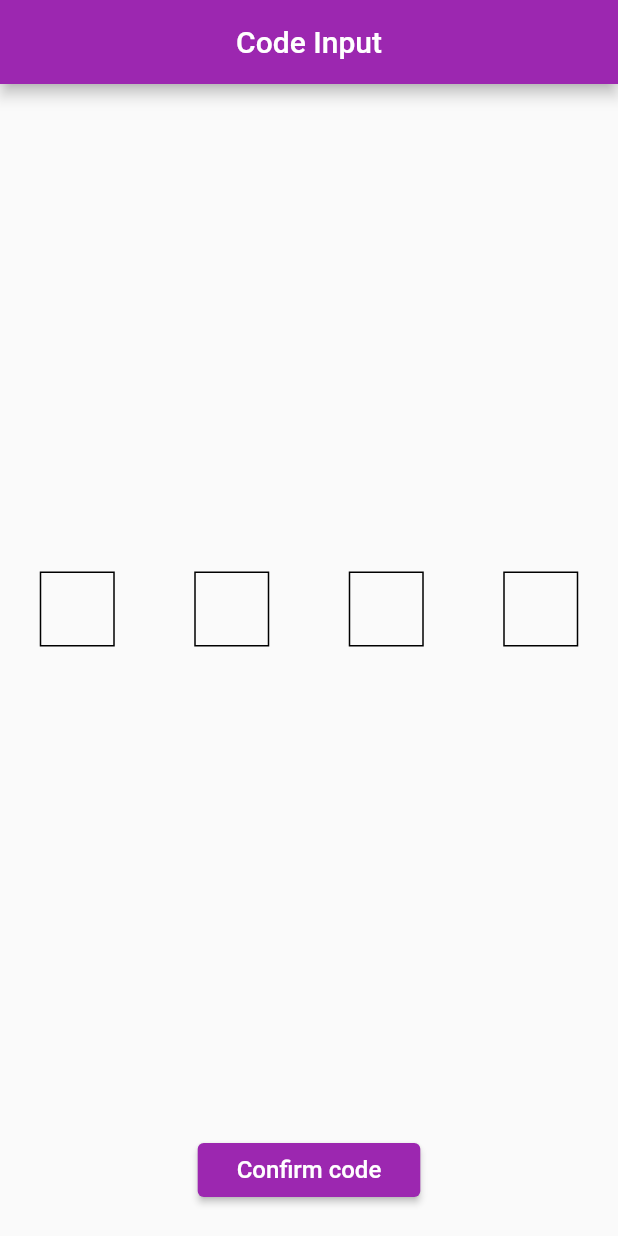
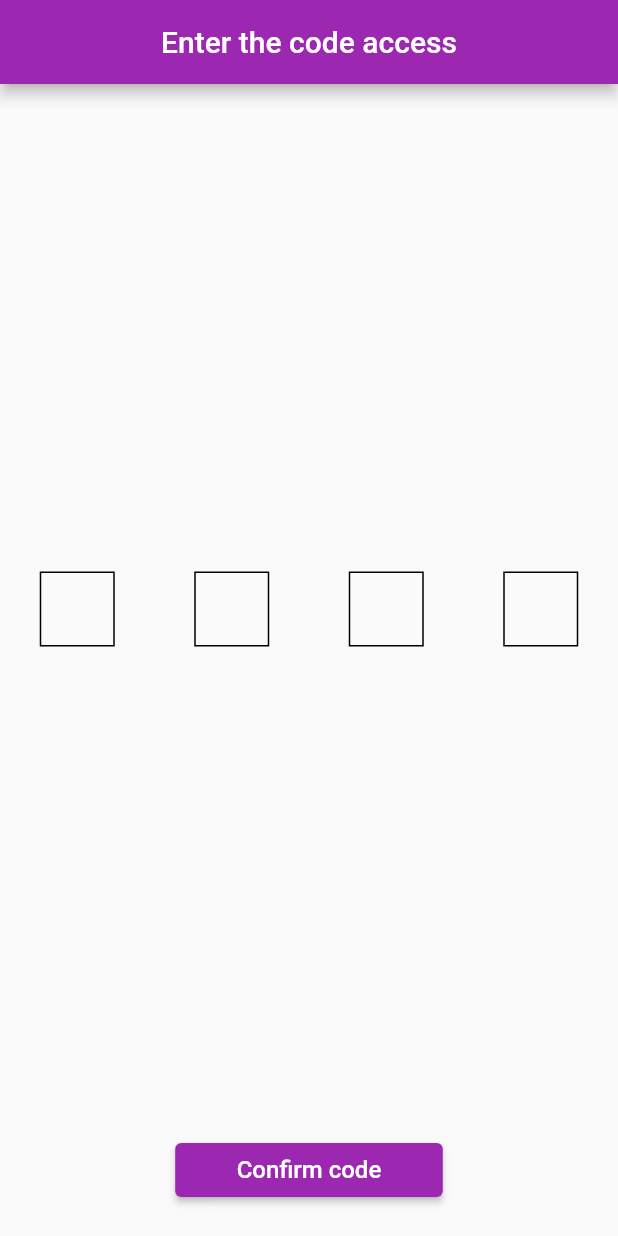
Before and after one commit to MykhailoYarushevskyi/ukrpay-test, a Flutter app: the screen it shows after launch, on a phone screen of 412 x 824 dp. Run offline on Flutter 3.47's test engine with Material 2 defaults, Android fonts, the light colour scheme and no system bars.

Commit message:
modified:   lib/screens/code_input.dart:             added Cupertino widgets for IOS modified:   test/providers/auth_test.dart             added unit tests

```diff
--- a/lib/screens/code_input.dart
+++ b/lib/screens/code_input.dart
@@ -1,22 +1,27 @@
+import 'dart:io';
 import 'dart:ui';
 
+import 'package:flutter/cupertino.dart';
 import 'package:flutter/material.dart';
 import 'package:flutter/services.dart';
 
 import 'package:provider/provider.dart';
 
 import '../providers/auth.dart';
-/// This class contains UI for entering and verifying some user's code
+
+/// This class contains UI for entering and verifying user's access code
 class CodeInput extends StatefulWidget {
   @override
   _CodeInputState createState() => _CodeInputState();
 }
 
 class _CodeInputState extends State<CodeInput> {
-  static const String MAIN_TAG = '## CodeInput';
-  TextEditingController? _textController;
+  // static const String MAIN_TAG = '## CodeInput'; // for log() prints
+  late final TextEditingController? _textController;
   String _code = '';
+  final String _appBarTitle = 'Enter the code access';
   final int _maxInputNumber = 4;
+  final bool _isIOS = Platform.isIOS;
   bool _isLoading = false;
 
   @override
@@ -33,12 +38,20 @@ class _CodeInputState extends State<CodeInput> {
 
   @override
   Widget build(BuildContext context) {
-    return Scaffold(
-      appBar: AppBar(
-        title: Text('Code Input'),
-        centerTitle: true,
-      ),
-      body: Stack(
+    return _isIOS
+        ? CupertinoPageScaffold(
+            navigationBar: _buildCupertinoCupertinoNavigationBar(),
+            child: pageBody(),
+          )
+        : Scaffold(
+            appBar: _buildAndroidAppBar(),
+            body: pageBody(),
+          );
+  }
+
+  Widget pageBody() {
+    return SafeArea(
+      child: Stack(
         children: [
           Column(
             mainAxisAlignment: MainAxisAlignment.center,
@@ -54,26 +67,78 @@ class _CodeInputState extends State<CodeInput> {
                   ),
                 ),
               ),
-              if (!_isLoading)
-                ElevatedButton(
-                  onPressed: _sendCodeToVerify,
-                  child: Padding(
-                    padding: const EdgeInsets.symmetric(
-                      horizontal: 10.0,
-                      vertical: 4.0,
-                    ),
-                    child: Text(
-                      'Confirm code',
-                      style: TextStyle(fontSize: 16),
-                    ),
-                  ),
-                ),
+              if (!_isLoading) _buildButton('Confirm code'),
               SizedBox(height: 20),
               if (!_isLoading)
                 Container(
                   height: 0.0,
                   width: 0.0,
-                  child: TextField(
+                  child: _buildTextField(),
+                ),
+            ],
+          ),
+          if (_isLoading)
+            Center(
+                child: _isIOS
+                    ? CupertinoActivityIndicator(
+                        radius: 40.0,
+                      )
+                    : CircularProgressIndicator(
+                        semanticsLabel: 'Circular Progress Indicator',
+                      )),
+        ],
+      ),
+    );
+  }
+
+  ObstructingPreferredSizeWidget _buildCupertinoCupertinoNavigationBar() {
+    return CupertinoNavigationBar(
+      middle: Text(_appBarTitle),
+    );
+  }
+
+  PreferredSizeWidget _buildAndroidAppBar() {
+    return AppBar(
+      title: Text(_appBarTitle),
+      centerTitle: true,
+    );
+  }
+
+  Widget _buildButton(String text) {
+    return _isIOS
+        ? CupertinoButton.filled(
+            child: Text(
+              text,
+              style: TextStyle(fontSize: 16),
+            ),
+            onPressed: _sendCodeToVerify,
+          )
+        : ElevatedButton(
+            onPressed: _sendCodeToVerify,
+            child: Padding(
+              padding:
+                  const EdgeInsets.symmetric(horizontal: 25.0, vertical: 8.0),
+              child: Text(
+                text,
+                style: TextStyle(fontSize: 16),
+              ),
+            ),
+          );
+  }
+
+  Widget _buildTextField() {
+    return _isIOS
+        ? CupertinoTextField(
+            controller: _textController,
+            keyboardType: TextInputType.number,
+            textInputAction: TextInputAction.unspecified,
+            autofocus: true,
+            onChanged: (enteredCode) => setState(() {
+              _code = enteredCode;
+            }),
+          )
+        : TextField(
+            textInputAction: TextInputAction.unspecified,
             controller: _textController,
             keyboardType: TextInputType.number,
             keyboardAppearance: Brightness.light,
@@ -81,13 +146,6 @@ class _CodeInputState extends State<CodeInput> {
             onChanged: (enteredCode) => setState(() {
               _code = enteredCode;
             }),
-                  ),
-                ),
-            ],
-          ),
-          if (_isLoading) Center(child: CircularProgressIndicator()),
-        ],
-      ),
           );
   }
 
@@ -142,25 +200,36 @@ class _CodeInputState extends State<CodeInput> {
   }
 
   Future<void> _showErrorDialog(String message) async {
+    if (_isIOS) {
+      _showCupertinoDialog(
+        'The Entered code is incorrect!',
+        titleColor: Theme.of(context).errorColor,
+        content: message,
+      );
+    } else {
       await showDialog(
         context: context,
         builder: (context) => AlertDialog(
           title: Text(
-          'Entered code is incorrect!',
+            'The Entered code is incorrect!',
             style: TextStyle(color: Theme.of(context).errorColor),
           ),
           content: Text(message),
           actions: <Widget>[
             TextButton(
-            child: Text('Ok'),
+              child: const Text('Ok'),
               onPressed: () => Navigator.of(context).pop(),
             )
           ],
         ),
       );
     }
+  }
 
   void _showCodeConfirmedMessage() {
+    if (_isIOS) {
+      _showCupertinoDialog('The code access confirmed');
+    } else {
       ScaffoldMessenger.of(context).showSnackBar(
         SnackBar(
           action: SnackBarAction(
@@ -168,11 +237,12 @@ class _CodeInputState extends State<CodeInput> {
             label: 'Ok',
             onPressed: () {},
           ),
-        duration: Duration(seconds: 3),
+          behavior: SnackBarBehavior.floating,
+          duration: Duration(seconds: 2),
           padding: EdgeInsets.all(8.0),
           backgroundColor: Theme.of(context).primaryColor,
-        content: Text(
-          'The code confirmed',
+          content: const Text(
+            'The code access confirmed',
             textAlign: TextAlign.center,
             style: TextStyle(
               fontSize: 20.0,
@@ -182,3 +252,28 @@ class _CodeInputState extends State<CodeInput> {
       );
     }
   }
+
+  Future<void> _showCupertinoDialog(
+    String title, {
+    String content = '',
+    String actionText = 'Ok',
+    Color titleColor = Colors.black,
+  }) async {
+    await showCupertinoDialog(
+      context: context,
+      builder: (context) => CupertinoAlertDialog(
+        title: Text(
+          title,
+          style: TextStyle(color: titleColor),
+        ),
+        content: Text(content),
+        actions: [
+          CupertinoDialogAction(
+            child: Text(actionText),
+            onPressed: () => Navigator.of(context).pop(),
+          ),
+        ],
+      ),
+    );
+  }
+}
```
Also changed, not shown: 1 other file. Lines whose indentation alone changed are shown as unchanged.
